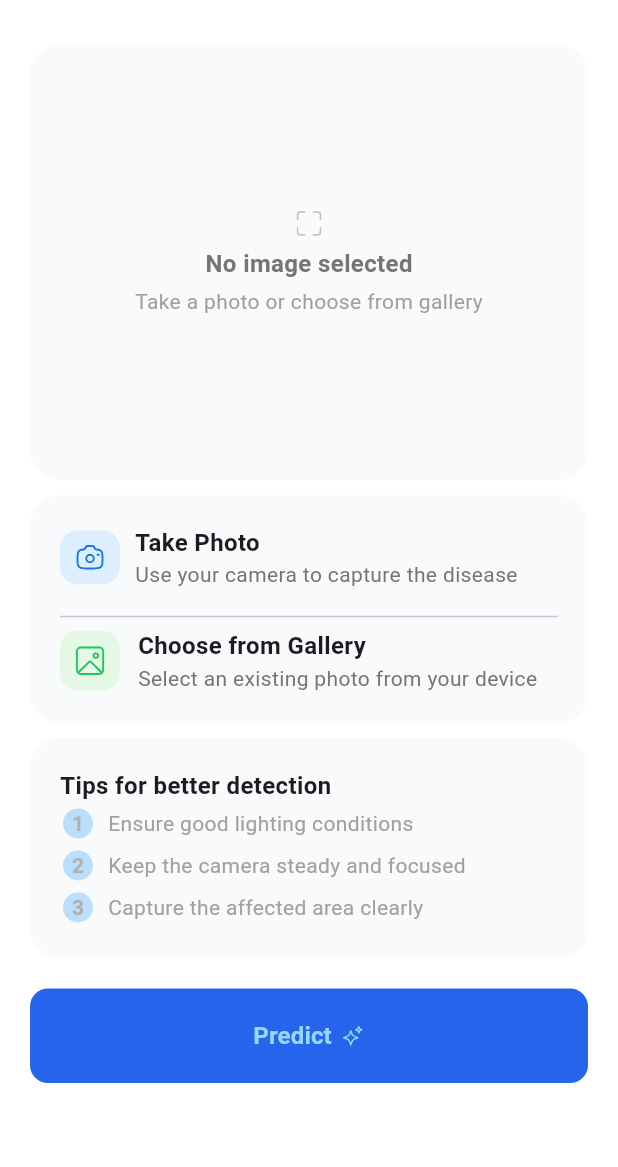
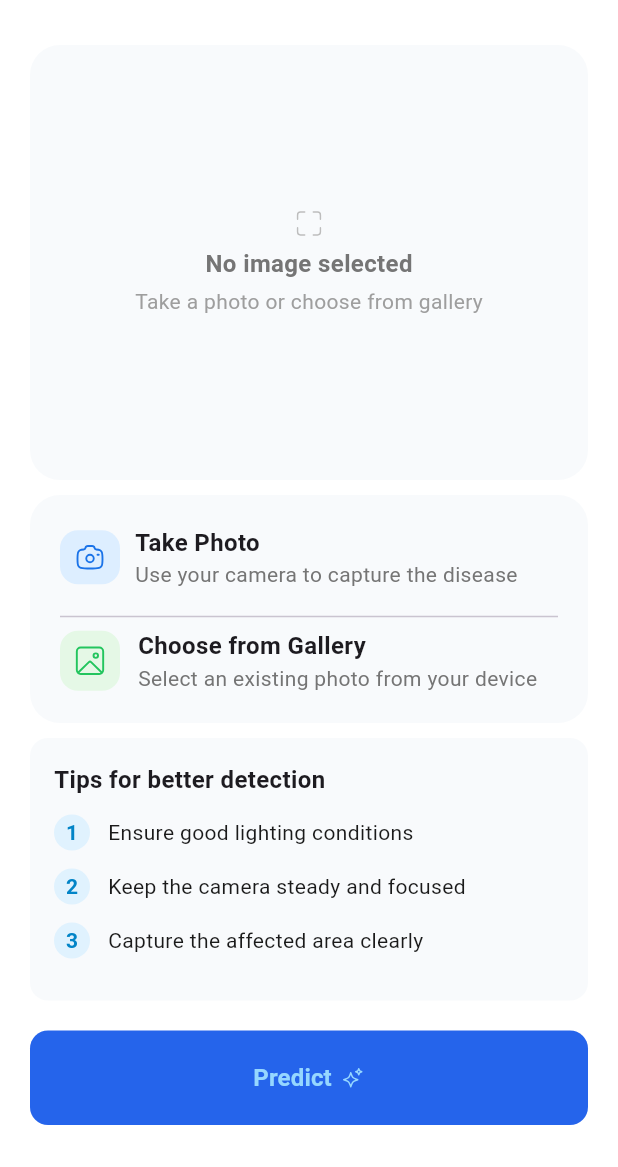
Before and after one commit to IT21161056/Papaya-Buddy, a Flutter app: the LeafDiseasePicker screen opened directly, on a phone screen of 412 x 824 dp, the part 69-1236 px from its top. Run offline on Flutter 3.47's test engine with Material 3 defaults, Android fonts, the phone set to English and light mode, and no system bars; our stand-ins replace carousel_slider, cloud_firestore, firebase_auth, firebase_core, flutter_animate, flutter_svg and 5 more; accounts and stored records are empty.

Commit message:
feat: Do some UI improvements & fix overflow issue

```diff
--- a/mobile_app/lib/widgets/imagePickerWidget/leafdiseasepicker.dart
+++ b/mobile_app/lib/widgets/imagePickerWidget/leafdiseasepicker.dart
@@ -88,9 +88,13 @@ class _LeafDiseasePickerState extends State<LeafDiseasePicker> {
 
   void _handleError(String message) {
     setState(() {
-      _category = message;
+      _category = "Error";
       _predictionLabel = message;
     });
+
+    ScaffoldMessenger.of(context).showSnackBar(
+      SnackBar(content: Text(message)),
+    );
   }
 
   @override
@@ -127,7 +131,7 @@ class _LeafDiseasePickerState extends State<LeafDiseasePicker> {
         ),
         centerTitle: true,
       ),
-      body: Padding(
+      body: SingleChildScrollView(
         padding: const EdgeInsets.all(20),
         child: Column(
           crossAxisAlignment: CrossAxisAlignment.start,
@@ -282,11 +286,10 @@ class _LeafDiseasePickerState extends State<LeafDiseasePicker> {
             const SizedBox(height: 10),
             // Tips for Better Detection
             Container(
-              width: double.infinity,
-              padding: const EdgeInsets.all(20),
+              padding: const EdgeInsets.all(16),
               decoration: BoxDecoration(
                 color: const Color(0xFFF8FAFC),
-                borderRadius: BorderRadius.circular(20),
+                borderRadius: BorderRadius.circular(12),
               ),
               child: Column(
                 crossAxisAlignment: CrossAxisAlignment.start,
@@ -298,9 +301,53 @@ class _LeafDiseasePickerState extends State<LeafDiseasePicker> {
                       fontWeight: FontWeight.bold,
                     ),
                   ),
-                  _buildTip(1, "Ensure good lighting conditions"),
-                  _buildTip(2, "Keep the camera steady and focused"),
-                  _buildTip(3, "Capture the affected area clearly"),
+                  const SizedBox(height: 12),
+                  ...List.generate(
+                    3,
+                    (index) {
+                      final tips = [
+                        'Ensure good lighting conditions',
+                        'Keep the camera steady and focused',
+                        'Capture the affected area clearly',
+                      ];
+
+                      return Padding(
+                        padding: const EdgeInsets.only(bottom: 12),
+                        child: Row(
+                          children: [
+                            Container(
+                              width: 24,
+                              height: 24,
+                              decoration: BoxDecoration(
+                                color: const Color(0xFFE0F2FE),
+                                borderRadius: BorderRadius.circular(12),
+                              ),
+                              alignment: Alignment.center,
+                              child: Text(
+                                '${index + 1}',
+                                style: const TextStyle(
+                                  fontSize: 14,
+                                  fontWeight: FontWeight.w600,
+                                  color: Color(0xFF0284C7),
+                                ),
+                              ),
+                            ),
+                            const SizedBox(width: 12),
+                            Expanded(
+                              child: Text(
+                                tips[index],
+                                style: const TextStyle(
+                                  fontSize: 14,
+                                  color: Color(0xFF1A1A1A),
+                                  height: 1.4,
+                                ),
+                              ),
+                            ),
+                          ],
+                        ),
+                      );
+                    },
+                  ),
                 ],
               ),
             ),
@@ -383,6 +430,7 @@ class _LeafDiseasePickerState extends State<LeafDiseasePicker> {
         children: [
           Container(
             width: 24,
+            height: 24,
             decoration: BoxDecoration(
               color: Colors.blue.shade100,
               shape: BoxShape.circle,
```
